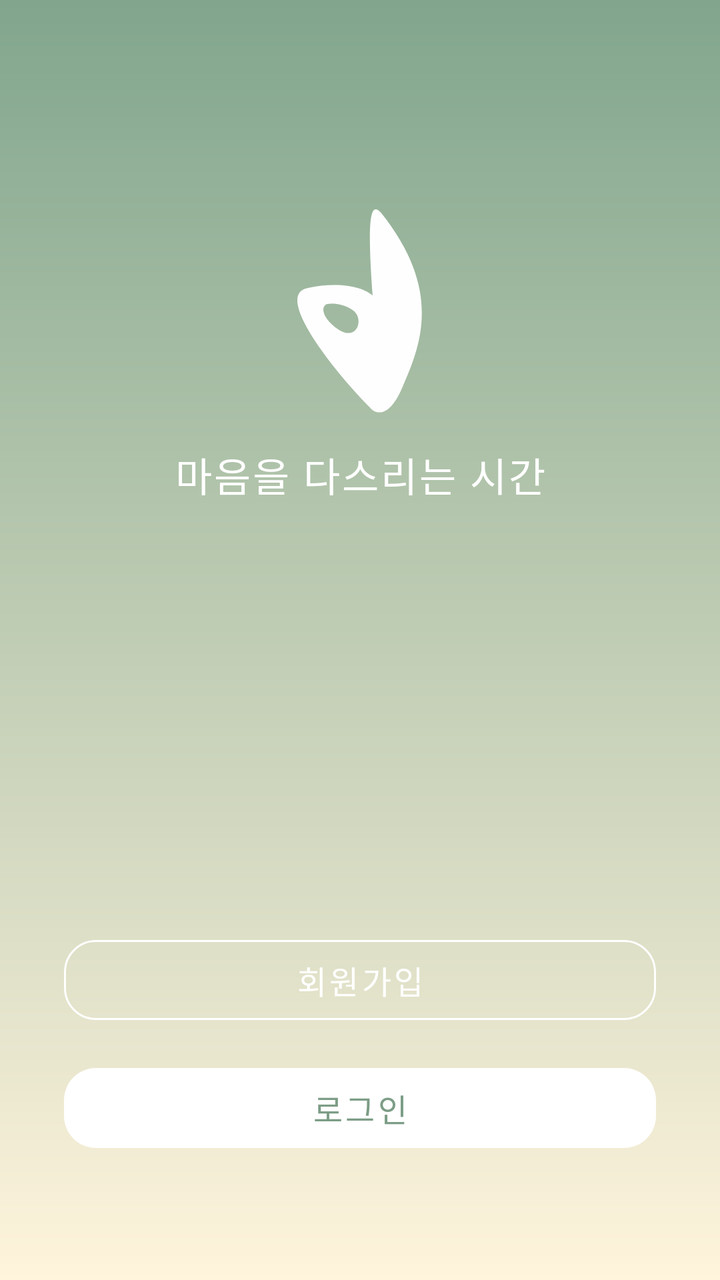
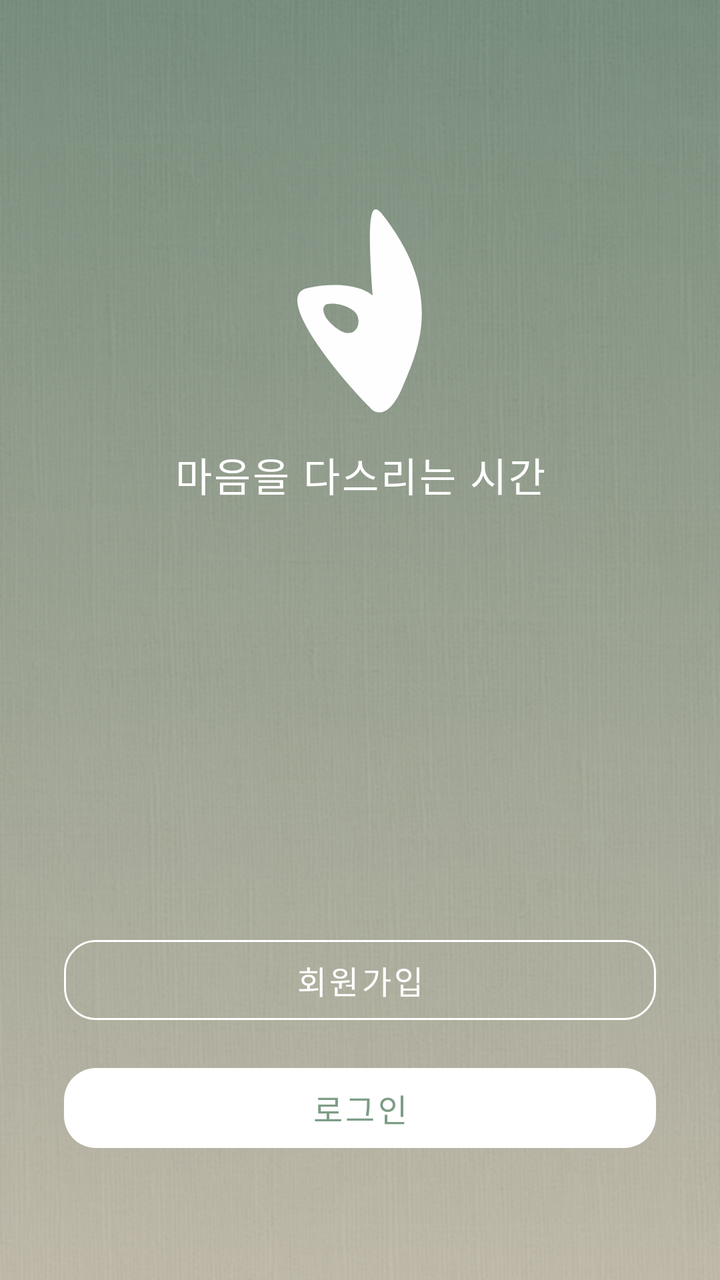

Before-and-after screenshots of an Android layout around one commit, followed by the original layout XML and the change that was made.
<!-- AndroidManifest.xml: application theme Theme.NewRitage -->
<!-- res/layout/activity_start.xml -->
<?xml version="1.0" encoding="utf-8"?>
<androidx.constraintlayout.widget.ConstraintLayout
    xmlns:android="http://schemas.android.com/apk/res/android"
    xmlns:app="http://schemas.android.com/apk/res-auto"
    xmlns:tools="http://schemas.android.com/tools"
    android:layout_width="match_parent"
    android:layout_height="match_parent"
    android:background="@drawable/bg_onboarding_gradient">

    <TextView
        android:id="@+id/tvSubtitle"
        android:layout_width="wrap_content"
        android:layout_height="wrap_content"
        android:layout_marginBottom="212dp"
        android:letterSpacing="0.05"
        android:text="@string/app_subtitle"
        android:textColor="@color/white"
        android:textSize="20sp"
        app:layout_constraintBottom_toTopOf="@id/layoutButtons"
        app:layout_constraintEnd_toEndOf="parent"
        app:layout_constraintStart_toStartOf="parent" />

    <LinearLayout
        android:id="@+id/layoutButtons"
        android:layout_width="0dp"
        android:layout_height="wrap_content"
        android:orientation="vertical"
        android:paddingStart="32dp"
        android:paddingEnd="32dp"
        android:paddingBottom="60dp"
        android:gravity="center"
        app:layout_constraintBottom_toBottomOf="parent"
        app:layout_constraintStart_toStartOf="parent"
        app:layout_constraintEnd_toEndOf="parent">

        <Button
            android:id="@+id/btnSignup"
            android:layout_width="match_parent"
            android:layout_height="52dp"
            android:text="@string/btn_signup"
            android:textColor="@color/white"
            android:textSize="16sp"
            android:stateListAnimator="@null"

            style="@style/Widget.MaterialComponents.Button.OutlinedButton"
            app:strokeColor="@color/white"
            app:cornerRadius="16dp" /> <Button
        android:id="@+id/btnLogin"
        android:layout_width="match_parent"
        android:layout_height="52dp"
        android:layout_marginTop="12dp"
        android:text="@string/btn_login"
        android:textSize="16sp"
        android:stateListAnimator="@null"

        style="@style/Widget.MaterialComponents.Button"

        app:backgroundTint="@color/white"

        android:textColor="#7C9D86"

        app:cornerRadius="16dp" />

    </LinearLayout>

    <ImageView
        android:id="@+id/imageView"
        android:layout_width="wrap_content"
        android:layout_height="wrap_content"
        android:layout_marginBottom="8dp"
        app:layout_constraintBottom_toTopOf="@id/tvSubtitle"
        app:layout_constraintEnd_toEndOf="parent"

        app:layout_constraintStart_toStartOf="parent"
        app:srcCompat="@drawable/logo" />

</androidx.constraintlayout.widget.ConstraintLayout>
<!-- resources referenced by this layout -->
<resources>
  <color name="white">#FFFFFF</color>
  <!-- drawable bg_onboarding_gradient (drawable) -->
  <?xml version="1.0" encoding="utf-8"?>
  <shape xmlns:android="http://schemas.android.com/apk/res/android"
      android:shape="rectangle">
      <gradient
          android:startColor="@color/gradient_start"
          android:endColor="@color/gradient_end"
          android:angle="270" /> </shape>
  <!-- drawable logo (drawable) -->
  <vector xmlns:android="http://schemas.android.com/apk/res/android"
      android:width="71dp"
      android:height="110dp"
      android:viewportWidth="71"
      android:viewportHeight="110">
    <path
        android:pathData="M41.63,43.08C38.31,-1.77 41.63,-2.54 45.77,1.61C77.57,41.39 64.97,69.19 56.53,89C49.77,104.86 42.96,102.37 40.4,99.14C23.35,81.94 -8.14,43.08 8.91,39.39C25.55,35.79 37.27,39.14 41.63,43.08ZM31.71,50.38C27.01,47.21 22.04,47 20.15,47.29C15.31,47.03 15.47,54.27 24.78,60.23C34.08,66.18 37.59,54.35 31.71,50.38Z"
        android:fillColor="#FEFEFE"/>
  </vector>
  <string name="app_subtitle">마음을 다스리는 시간</string>
  <string name="btn_login">로그인</string>
  <string name="btn_signup">회원가입</string>
  <style name="Theme.NewRitage" parent="Theme.MaterialComponents.Light.NoActionBar">
          <item name="colorPrimary">@color/primary</item>
          <item name="colorPrimaryDark">@color/primary_dark</item>
          <item name="colorAccent">@color/primary</item>
          <item name="android:windowBackground">@color/background</item>
          <item name="android:statusBarColor">@color/primary</item>
          <item name="android:fontFamily">sans-serif</item>
      </style>
  <color name="gradient_start">#81A68D</color>
  <color name="gradient_end">#FFF4DC</color>
  <color name="primary">#8B9E7B</color>
  <color name="primary_dark">#6B7E5B</color>
  <color name="background">#F5F5F0</color>
</resources>

<!-- the commit's change to res/layout/activity_start.xml (unified diff, before → after) -->
@@ -2,10 +2,34 @@
 <androidx.constraintlayout.widget.ConstraintLayout
     xmlns:android="http://schemas.android.com/apk/res/android"
     xmlns:app="http://schemas.android.com/apk/res-auto"
-    xmlns:tools="http://schemas.android.com/tools"
+    xmlns:tools="http://tools.android.com/tools"
     android:layout_width="match_parent"
-    android:layout_height="match_parent"
-    android:background="@drawable/bg_onboarding_gradient">
+    android:layout_height="match_parent">
+
+    <ImageView
+        android:id="@+id/bgImageView"
+        android:layout_width="match_parent"
+        android:layout_height="match_parent"
+        android:src="@drawable/background"
+        android:scaleType="centerCrop"
+        android:background="@drawable/bg_onboarding_gradient"
+        app:tint="#80000000"
+        app:tintMode="src_atop"
+        app:layout_constraintTop_toTopOf="parent"
+        app:layout_constraintBottom_toBottomOf="parent"
+        app:layout_constraintStart_toStartOf="parent"
+        app:layout_constraintEnd_toEndOf="parent" />
+
+    <ImageView
+        android:id="@+id/imageView"
+        android:layout_width="wrap_content"
+        android:layout_height="wrap_content"
+        android:layout_marginBottom="8dp"
+        android:src="@drawable/logo"
+        android:contentDescription="앱 로고"
+        app:layout_constraintBottom_toTopOf="@id/tvSubtitle"
+        app:layout_constraintEnd_toEndOf="parent"
+        app:layout_constraintStart_toStartOf="parent" />
 
     <TextView
         android:id="@+id/tvSubtitle"
@@ -41,37 +65,23 @@
             android:textColor="@color/white"
             android:textSize="16sp"
             android:stateListAnimator="@null"
-
             style="@style/Widget.MaterialComponents.Button.OutlinedButton"
             app:strokeColor="@color/white"
-            app:cornerRadius="16dp" /> <Button
-        android:id="@+id/btnLogin"
-        android:layout_width="match_parent"
-        android:layout_height="52dp"
-        android:layout_marginTop="12dp"
-        android:text="@string/btn_login"
-        android:textSize="16sp"
-        android:stateListAnimator="@null"
+            app:cornerRadius="16dp" />
 
-        style="@style/Widget.MaterialComponents.Button"
-
-        app:backgroundTint="@color/white"
-
-        android:textColor="#7C9D86"
-
-        app:cornerRadius="16dp" />
+        <Button
+            android:id="@+id/btnLogin"
+            android:layout_width="match_parent"
+            android:layout_height="52dp"
+            android:layout_marginTop="12dp"
+            android:text="@string/btn_login"
+            android:textSize="16sp"
+            android:stateListAnimator="@null"
+            style="@style/Widget.MaterialComponents.Button"
+            app:backgroundTint="@color/white"
+            android:textColor="#7C9D86"
+            app:cornerRadius="16dp" />
 
     </LinearLayout>
 
-    <ImageView
-        android:id="@+id/imageView"
-        android:layout_width="wrap_content"
-        android:layout_height="wrap_content"
-        android:layout_marginBottom="8dp"
-        app:layout_constraintBottom_toTopOf="@id/tvSubtitle"
-        app:layout_constraintEnd_toEndOf="parent"
-
-        app:layout_constraintStart_toStartOf="parent"
-        app:srcCompat="@drawable/logo" />
-
 </androidx.constraintlayout.widget.ConstraintLayout>
<!-- resource entries referenced after the edit -->
@@ -1,6 +1,7 @@
 <!-- resources referenced by this layout -->
 <resources>
   <color name="white">#FFFFFF</color>
+  <!-- drawable background: png bitmap (drawable, 560229 bytes) -->
   <!-- drawable bg_onboarding_gradient (drawable) -->
   <?xml version="1.0" encoding="utf-8"?>
   <shape xmlns:android="http://schemas.android.com/apk/res/android"
